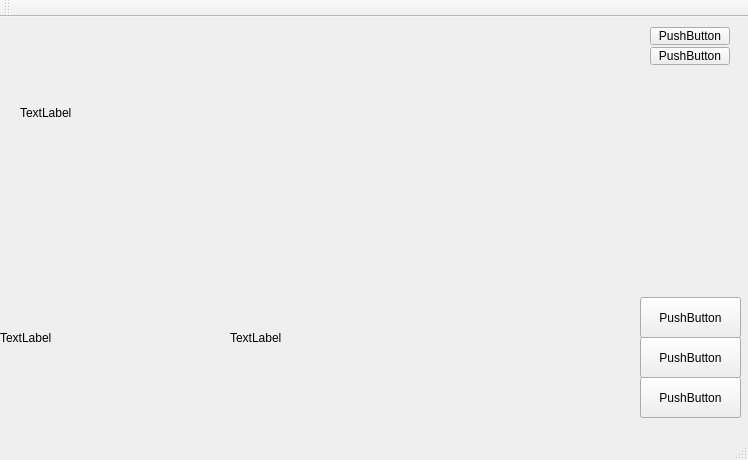
Above: tests.qt/tests_qt/app/mainwindow.ui from codex-tk/libcodex before the change. Below: the same form after it.
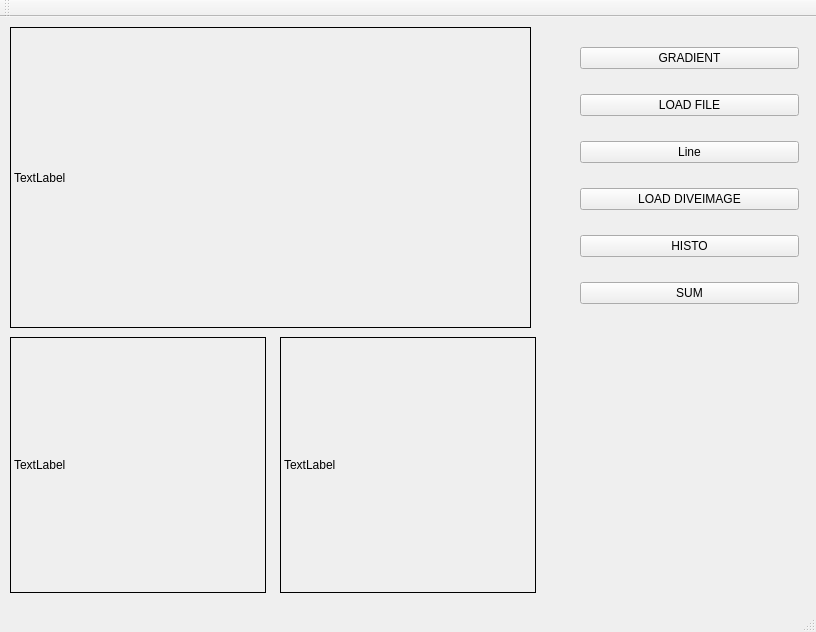
That is the form after the change.

```diff
--- a/tests.qt/tests_qt/app/mainwindow.ui
+++ b/tests.qt/tests_qt/app/mainwindow.ui
@@ -6,8 +6,8 @@
    <rect>
     <x>0</x>
     <y>0</y>
-    <width>748</width>
-    <height>460</height>
+    <width>816</width>
+    <height>632</height>
    </rect>
   </property>
   <property name="windowTitle">
@@ -17,90 +17,31 @@
    <widget class="QLabel" name="label">
     <property name="geometry">
      <rect>
-      <x>20</x>
+      <x>10</x>
       <y>10</y>
-      <width>311</width>
-      <height>171</height>
+      <width>521</width>
+      <height>301</height>
      </rect>
     </property>
+    <property name="frameShape">
+     <enum>QFrame::Box</enum>
+    </property>
     <property name="text">
      <string>TextLabel</string>
     </property>
    </widget>
-   <widget class="QPushButton" name="pushButton">
-    <property name="geometry">
-     <rect>
-      <x>650</x>
-      <y>10</y>
-      <width>80</width>
-      <height>18</height>
-     </rect>
-    </property>
-    <property name="text">
-     <string>PushButton</string>
-    </property>
-   </widget>
-   <widget class="QPushButton" name="pushButton_2">
-    <property name="geometry">
-     <rect>
-      <x>650</x>
-      <y>30</y>
-      <width>80</width>
-      <height>18</height>
-     </rect>
-    </property>
-    <property name="text">
-     <string>PushButton</string>
-    </property>
-   </widget>
-   <widget class="QPushButton" name="pushButton_3">
-    <property name="geometry">
-     <rect>
-      <x>640</x>
-      <y>320</y>
-      <width>101</width>
-      <height>41</height>
-     </rect>
-    </property>
-    <property name="text">
-     <string>PushButton</string>
-    </property>
-   </widget>
-   <widget class="QPushButton" name="pushButton_4">
-    <property name="geometry">
-     <rect>
-      <x>640</x>
-      <y>360</y>
-      <width>101</width>
-      <height>41</height>
-     </rect>
-    </property>
-    <property name="text">
-     <string>PushButton</string>
-    </property>
-   </widget>
-   <widget class="QPushButton" name="pushButton_5">
-    <property name="geometry">
-     <rect>
-      <x>640</x>
-      <y>280</y>
-      <width>101</width>
-      <height>41</height>
-     </rect>
-    </property>
-    <property name="text">
-     <string>PushButton</string>
-    </property>
-   </widget>
    <widget class="QLabel" name="label_2">
     <property name="geometry">
      <rect>
-      <x>0</x>
-      <y>240</y>
-      <width>211</width>
-      <height>161</height>
+      <x>10</x>
+      <y>320</y>
+      <width>256</width>
+      <height>256</height>
      </rect>
     </property>
+    <property name="frameShape">
+     <enum>QFrame::Box</enum>
+    </property>
     <property name="text">
      <string>TextLabel</string>
     </property>
@@ -108,16 +49,73 @@
    <widget class="QLabel" name="label_3">
     <property name="geometry">
      <rect>
-      <x>230</x>
-      <y>240</y>
-      <width>211</width>
-      <height>161</height>
+      <x>280</x>
+      <y>320</y>
+      <width>256</width>
+      <height>256</height>
      </rect>
     </property>
+    <property name="frameShape">
+     <enum>QFrame::Box</enum>
+    </property>
     <property name="text">
      <string>TextLabel</string>
     </property>
    </widget>
+   <widget class="QWidget" name="verticalLayoutWidget">
+    <property name="geometry">
+     <rect>
+      <x>569</x>
+      <y>0</y>
+      <width>241</width>
+      <height>321</height>
+     </rect>
+    </property>
+    <layout class="QVBoxLayout" name="verticalLayout">
+     <item>
+      <widget class="QPushButton" name="pushButton">
+       <property name="text">
+        <string>GRADIENT</string>
+       </property>
+      </widget>
+     </item>
+     <item>
+      <widget class="QPushButton" name="pushButton_2">
+       <property name="text">
+        <string>LOAD FILE</string>
+       </property>
+      </widget>
+     </item>
+     <item>
+      <widget class="QPushButton" name="pushButton_5">
+       <property name="text">
+        <string>Line</string>
+       </property>
+      </widget>
+     </item>
+     <item>
+      <widget class="QPushButton" name="pushButton_3">
+       <property name="text">
+        <string>LOAD DIVEIMAGE</string>
+       </property>
+      </widget>
+     </item>
+     <item>
+      <widget class="QPushButton" name="pushButton_4">
+       <property name="text">
+        <string>HISTO</string>
+       </property>
+      </widget>
+     </item>
+     <item>
+      <widget class="QPushButton" name="pushButton_6">
+       <property name="text">
+        <string>SUM</string>
+       </property>
+      </widget>
+     </item>
+    </layout>
+   </widget>
   </widget>
   <widget class="QMenuBar" name="menuBar">
    <property name="geometry">
```
Left out of the diff: 4 changed lines with no effect on the pictures.
